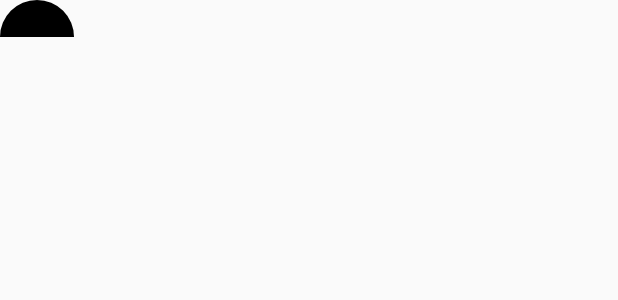
After one commit to LoveqLRC/CustomView, an Android app: the layout activity_semi_circle.xml on its own in the app's theme, with its tools: preview values and no code run, on a phone screen of 412 x 824 dp. The commit adds this screen. Shown: the top 300 px of the screen. Run offline under Robolectric (Android 15) with nearby library versions, the phone set to English and light mode, and no system bars.

Commit message:
add semi circle

```diff
--- a/app/src/main/AndroidManifest.xml
+++ b/app/src/main/AndroidManifest.xml
@@ -38,6 +38,8 @@
         </activity>
         <activity android:name=".ui.baseapi.CustomStatesActivity">
         </activity>
+        <activity android:name=".ui.view.SemiCircleActivity">
+        </activity>
     </application>
 
 </manifest>
--- a/app/src/main/java/loveq/com/customview/MainActivity.java
+++ b/app/src/main/java/loveq/com/customview/MainActivity.java
@@ -10,6 +10,7 @@ import loveq.com.customview.ui.view.ColorTrackActivity;
 import loveq.com.customview.ui.view.LetterSideBarActivity;
 import loveq.com.customview.ui.view.RatingBarActivity;
 import loveq.com.customview.ui.view.RulerViewActivity;
+import loveq.com.customview.ui.view.SemiCircleActivity;
 import loveq.com.customview.ui.viewgroup.LoadingViewActivity;
 
 public class MainActivity extends AppCompatActivity {
@@ -49,4 +50,9 @@ public class MainActivity extends AppCompatActivity {
         Intent intent = new Intent(this, RulerViewActivity.class);
         startActivity(intent);
     }
+
+    public void SemiCircle(View view) {
+        Intent intent = new Intent(this, SemiCircleActivity.class);
+        startActivity(intent);
+    }
 }
--- a/app/src/main/java/loveq/com/customview/widget/baseapi/DrawTextView.java
+++ b/app/src/main/java/loveq/com/customview/widget/baseapi/DrawTextView.java
@@ -14,11 +14,11 @@ import android.view.View;
  * 每条线之间的关系：
  * float ascent = baseLineY + fontMetrics.ascent;
  * float descent = baseLineY + fontMetrics.descent;
- * float top = baseLineY + fontMetrics.top;
- * float bottom = baseLineY + fontMetrics.bottom;
+ * float TOP = baseLineY + fontMetrics.TOP;
+ * float BOTTOM = baseLineY + fontMetrics.BOTTOM;
  * 定点写字：
  * 给定中线绘制文字
- * baseline = center + (FontMetrics.bottom - FontMetrics.top)/2 - FontMetrics.bottom;
+ * baseline = center + (FontMetrics.BOTTOM - FontMetrics.TOP)/2 - FontMetrics.BOTTOM;
  * 参考链接：http://blog.csdn.net/harvic880925/article/details/50423762
  */
 
--- /dev/null
+++ b/app/src/main/java/loveq/com/customview/widget/view/SemiCircle.java
@@ -0,0 +1,109 @@
+package loveq.com.customview.widget.view;
+
+import android.content.Context;
+import android.content.res.TypedArray;
+import android.graphics.Canvas;
+import android.graphics.Color;
+import android.graphics.Paint;
+import android.support.annotation.IntDef;
+import android.support.annotation.Nullable;
+import android.util.AttributeSet;
+import android.view.View;
+
+import java.lang.annotation.Retention;
+import java.lang.annotation.RetentionPolicy;
+
+import loveq.com.customview.R;
+
+/**
+ * Created by rc on 2018/2/28.
+ * Description:
+ */
+
+public class SemiCircle extends View {
+    private static final int DEFAULT_COLOR = Color.BLACK;
+    private static final int DEFAULT_DIRECTION = Direction.BOTTOM;
+    private int mCircleColor;
+    private @Direction
+    int mDirection;
+    private Paint mPaint;
+
+    public SemiCircle(Context context) {
+        this(context, null);
+    }
+
+    public SemiCircle(Context context, @Nullable AttributeSet attrs) {
+        this(context, attrs, 0);
+    }
+
+    public SemiCircle(Context context, @Nullable AttributeSet attrs, int defStyleAttr) {
+        super(context, attrs, defStyleAttr);
+        initAttrs(context, attrs);
+        initPaint();
+    }
+
+
+    private void initAttrs(Context context, AttributeSet attrs) {
+        TypedArray array = context.obtainStyledAttributes(attrs, R.styleable.SemiCircle);
+        mCircleColor = array.getColor(R.styleable.SemiCircle_semi_color, DEFAULT_COLOR);
+        mDirection = array.getInt(R.styleable.SemiCircle_semi_direction, DEFAULT_DIRECTION);
+        array.recycle();
+    }
+
+    private void initPaint() {
+        mPaint = new Paint(Paint.ANTI_ALIAS_FLAG);
+        mPaint.setColor(mCircleColor);
+    }
+
+    @Override
+    protected void onMeasure(int widthMeasureSpec, int heightMeasureSpec) {
+        super.onMeasure(widthMeasureSpec, heightMeasureSpec);
+        int width = MeasureSpec.getSize(widthMeasureSpec);
+        int height = MeasureSpec.getSize(heightMeasureSpec);
+        switch (mDirection) {
+            case Direction.TOP:
+            case Direction.BOTTOM:
+                height = width / 2;
+                break;
+            case Direction.LEFT:
+            case Direction.RIGHT:
+                width = height / 2;
+                break;
+        }
+        setMeasuredDimension(width, height);
+    }
+
+    @Override
+    protected void onDraw(Canvas canvas) {
+        float cx = getWidth() / 2, cy = 0;
+        switch (mDirection) {
+            case Direction.TOP:
+                cx = getWidth() / 2;
+                cy = 0;
+                break;
+            case Direction.BOTTOM:
+                cx = getWidth() / 2;
+                cy = getHeight();
+                break;
+            case Direction.LEFT:
+                cx = 0;
+                cy = getHeight() / 2;
+                break;
+            case Direction.RIGHT:
+                cx = getWidth();
+                cy = getHeight() / 2;
+                break;
+        }
+        canvas.drawCircle(cx, cy, getWidth() / 2, mPaint);
+    }
+
+
+    @IntDef({Direction.TOP, Direction.BOTTOM, Direction.LEFT, Direction.RIGHT})
+    @Retention(RetentionPolicy.SOURCE)
+    @interface Direction {
+        int TOP = 0;
+        int BOTTOM = 1;
+        int LEFT = 2;
+        int RIGHT = 3;
+    }
+}
--- /dev/null
+++ b/app/src/main/res/layout/activity_semi_circle.xml
@@ -0,0 +1,13 @@
+<?xml version="1.0" encoding="utf-8"?>
+<FrameLayout
+    xmlns:android="http://schemas.android.com/apk/res/android"
+    xmlns:app="http://schemas.android.com/apk/res-auto"
+    xmlns:tools="http://schemas.android.com/tools"
+    android:layout_width="match_parent"
+    android:layout_height="match_parent"
+    tools:context="loveq.com.customview.ui.view.SemiCircleActivity">
+
+    <loveq.com.customview.widget.view.SemiCircle
+        android:layout_width="50dp"
+        android:layout_height="50dp"/>
+</FrameLayout>
```
Also changed, not shown: app/src/main/java/loveq/com/customview/ui/view/SemiCircleActivity.java (added, +15 -0 lines), app/src/main/res/layout/activity_main.xml (+6 -1 lines), app/src/main/res/values/attrs_semi_circle.xml (added, +14 -0 lines).
